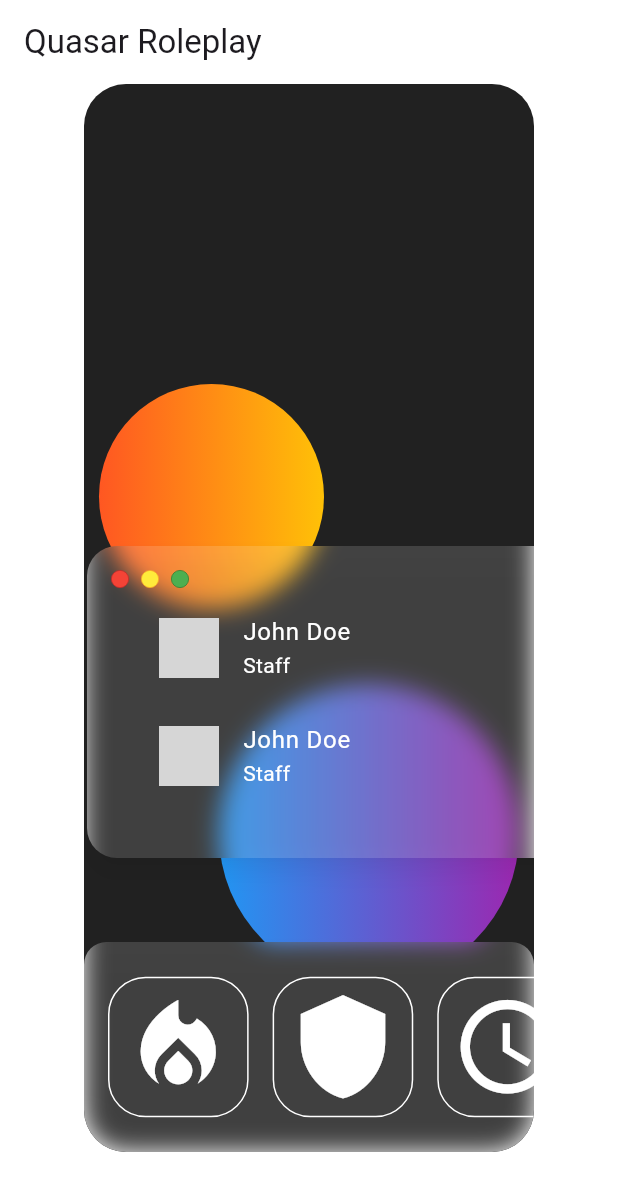
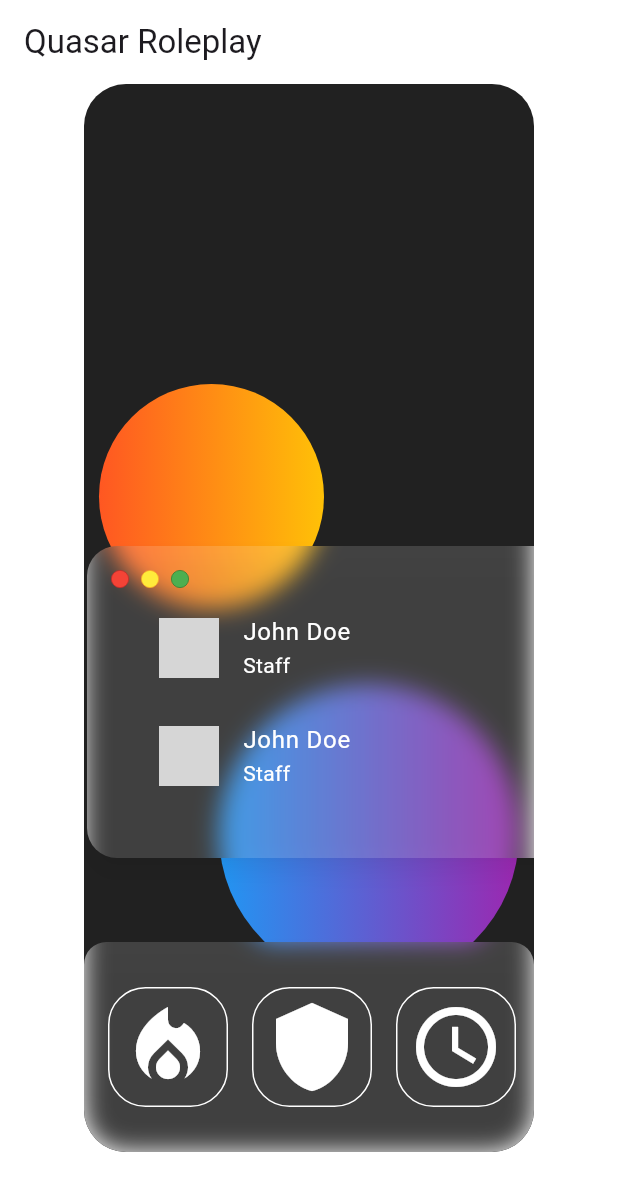
Before and after one commit to NoctuaSphere-Labs/noctua-ui, a Flutter app: the screen it shows after launch, on a phone screen of 412 x 824 dp. Shown: the top 1191 px of the screen. Run offline on Flutter 3.47's test engine with Material 3 defaults, Android fonts, the light colour scheme and no system bars; drawn by our look-alikes of blurrycontainer; missing offline and left inert: dart:html; network calls fail; grey boxes are pictures that could not be loaded.

Commit message:
feat(ui): Adjust navbar and icon sizes for refined layout

```diff
--- a/lib/dummy_data/apps.dart
+++ b/lib/dummy_data/apps.dart
@@ -7,84 +7,84 @@
     icon: Icons.local_fire_department,
     color: Colors.white,
     hoverColor: Colors.red,
-    size: 75,
+    size: 64,
   ),
   SizedBox(width: 16),
   NeonIcon(
     icon: Icons.shield,
     color: Colors.white,
     hoverColor: Colors.blue,
-    size: 75,
+    size: 64,
   ),
   SizedBox(width: 16),
   NeonIcon(
     icon: Icons.access_time_sharp,
     color: Colors.white,
     hoverColor: Colors.green,
-    size: 75,
+    size: 64,
   ),
   SizedBox(width: 16),
   NeonIcon(
     icon: Icons.favorite,
     color: Colors.white,
     hoverColor: Colors.pink,
-    size: 75,
+    size: 64,
   ),
   SizedBox(width: 16),
   NeonIcon(
     icon: Icons.star,
     color: Colors.white,
     hoverColor: Colors.amber,
-    size: 75,
+    size: 64,
   ),
   SizedBox(width: 16),
   NeonIcon(
     icon: Icons.bolt,
     color: Colors.white,
     hoverColor: Colors.yellow,
-    size: 75,
+    size: 64,
   ),
   SizedBox(width: 16),
   NeonIcon(
     icon: Icons.music_note,
     color: Colors.white,
     hoverColor: Colors.purple,
-    size: 75,
+    size: 64,
   ),
   SizedBox(width: 16),
   NeonIcon(
     icon: Icons.cloud,
     color: Colors.white,
     hoverColor: Colors.lightBlue,
-    size: 75,
+    size: 64,
   ),
   SizedBox(width: 16),
   NeonIcon(
     icon: Icons.eco,
     color: Colors.white,
     hoverColor: Colors.lightGreen,
-    size: 75,
+    size: 64,
   ),
   SizedBox(width: 16),
   NeonIcon(
     icon: Icons.wb_sunny,
     color: Colors.white,
     hoverColor: Colors.orange,
-    size: 75,
+    size: 64,
   ),
   SizedBox(width: 16),
   NeonIcon(
     icon: Icons.water_drop,
     color: Colors.white,
     hoverColor: Colors.cyan,
-    size: 75,
+    size: 64,
   ),
   SizedBox(width: 16),
   NeonIcon(
     icon: Icons.diamond,
     color: Colors.white,
     hoverColor: Colors.teal,
-    size: 75,
+    size: 64,
   ),
   SizedBox(width: 16),
 ];
--- a/lib/main.dart
+++ b/lib/main.dart
@@ -133,10 +133,10 @@
                 const Align(
                   alignment: Alignment.bottomCenter,
                   child: NavBar(
-                    iconWidth: 91, // Icon width + Spacing
+                    iconWidth: 81, // Icon width + Spacing
                     iconLength: 12, // Number of icons
                     child: Row(
-                      crossAxisAlignment: CrossAxisAlignment.end,
+                      crossAxisAlignment: CrossAxisAlignment.center,
                       children: apps,
                     ),
                   ),
```
